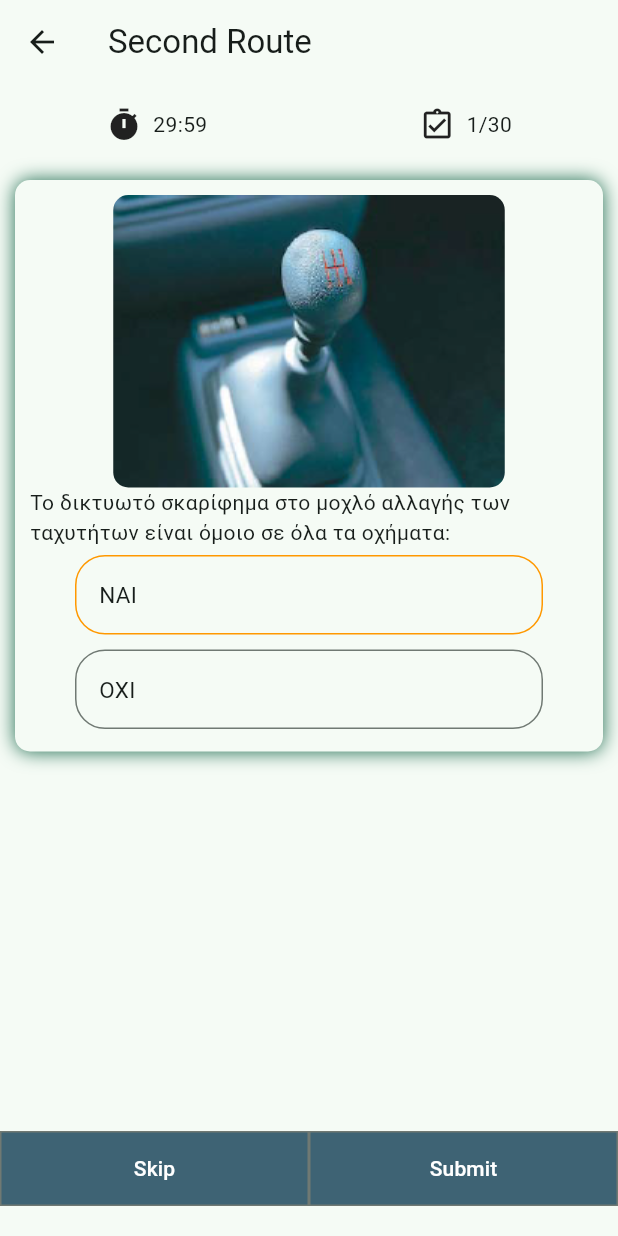
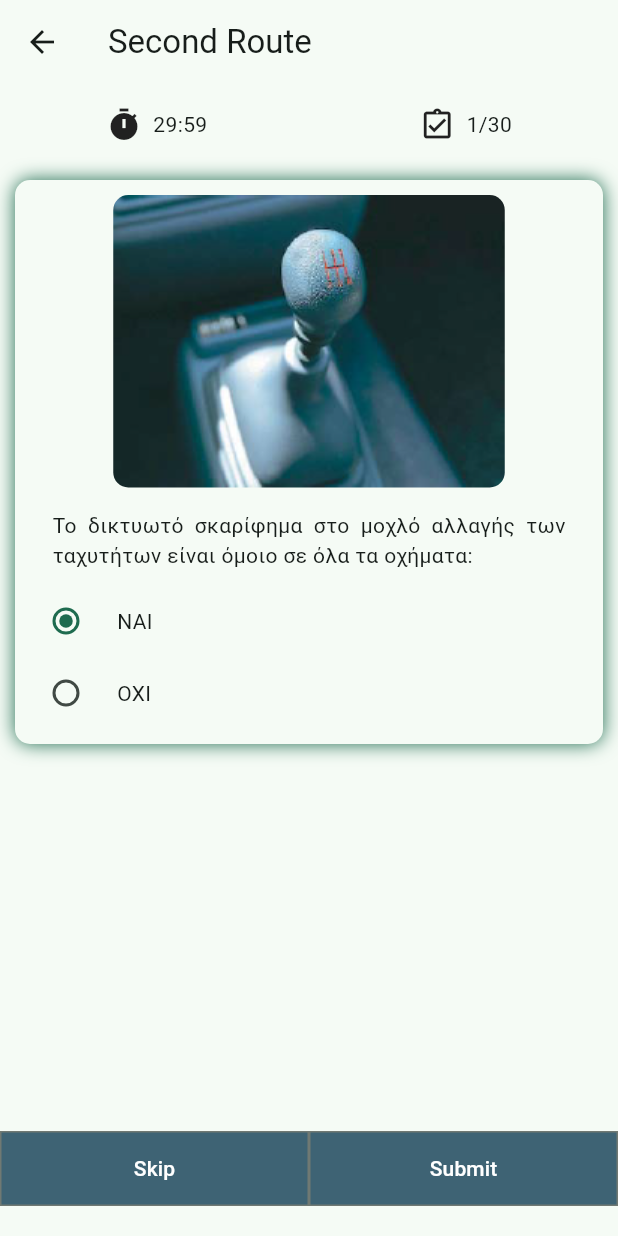
Before and after one commit to McSakis1999/flutter_driving_quiz, a Flutter app: the Quiz screen opened directly, on a phone screen of 412 x 824 dp. Run offline on Flutter 3.47's test engine with Material 2 defaults, Android fonts, the phone set to English and light mode, and no system bars.

Commit message:
Implemented radio buttons - instead of custom inkwells

```diff
--- a/lib/components/answerButton.dart
+++ b/lib/components/--answerButton.dart
@@ -1,6 +1,6 @@
 import 'package:flutter/material.dart';
 
-int value = 0;
+int isSelected = -100;
 
 class AnswerBtn extends StatefulWidget {
   AnswerBtn(this.answerText, this.index);
@@ -17,7 +17,7 @@ class _AnswerBtnState extends State<AnswerBtn> {
     return InkWell(
       onTap: () => {
         setState(() {
-          value = widget.index;
+          isSelected = widget.index;
         })
       },
       child: Container(
@@ -27,7 +27,7 @@ class _AnswerBtnState extends State<AnswerBtn> {
         decoration: BoxDecoration(
           color: Theme.of(context).colorScheme.background,
           border: Border.all(
-            color: value == widget.index
+            color: isSelected == widget.index
                 ? Colors.orange
                 : Theme.of(context).colorScheme.outline,
           ),
--- /dev/null
+++ b/lib/components/questionCard.dart
@@ -0,0 +1,54 @@
+import 'package:flutter/material.dart';
+import 'package:flutter_driving_quiz/components/radioBtns.dart';
+import 'package:flutter_driving_quiz/models/data.dart';
+
+class QuestionCard extends StatefulWidget {
+  QuestionCard(this.question, this.questionIndex);
+  Question question;
+  int questionIndex;
+  @override
+  State<QuestionCard> createState() => _QuestionCardState();
+}
+
+class _QuestionCardState extends State<QuestionCard> {
+  @override
+  Widget build(BuildContext context) {
+    return Container(
+      width: double.infinity,
+      margin: const EdgeInsets.all(10),
+      padding: const EdgeInsets.all(10),
+      decoration: BoxDecoration(
+          borderRadius: const BorderRadius.all(Radius.circular(10)),
+          color: Theme.of(context).colorScheme.background,
+          boxShadow: [
+            BoxShadow(
+                color: Theme.of(context).colorScheme.primary,
+                offset: const Offset(0, 0),
+                blurRadius: 10.0)
+          ]),
+      child: Column(
+        crossAxisAlignment: CrossAxisAlignment.center,
+        children: [
+          ClipRRect(
+            borderRadius: BorderRadius.circular(10),
+            child: Image.asset(
+                'assets/${widget.question.Raw_category}.${widget.question.id}.png'),
+          ),
+          const SizedBox(height: 15),
+          Row(
+            children: [
+              const SizedBox(width: 15),
+              Flexible(
+                  child: Text(widget.question.Q_text,
+                      textAlign: TextAlign.justify)),
+              const SizedBox(width: 15)
+            ],
+          ),
+          const SizedBox(height: 10),
+          RadioBtns(widget.question.Q_answers)
+          //radiobtns
+        ],
+      ),
+    );
+  }
+}
--- /dev/null
+++ b/lib/components/radioBtns.dart
@@ -0,0 +1,39 @@
+import 'package:flutter/material.dart';
+
+String currentAnswer = "1"; // kano to id string giati exei thema
+
+class RadioBtns extends StatefulWidget {
+  RadioBtns(this.answers);
+  List answers;
+  @override
+  State<RadioBtns> createState() => _RadioBtnsState();
+}
+
+class _RadioBtnsState extends State<RadioBtns> {
+  @override
+  Widget build(BuildContext context) {
+    return Column(
+      children: [
+        for (var answer in widget.answers)
+          Row(
+            children: [
+              Radio(
+                value: answer.A_id.toString(),
+                groupValue: currentAnswer,
+                onChanged: (value) {
+                  setState(() {
+                    currentAnswer = value.toString();
+                    print(currentAnswer);
+                  });
+                },
+              ),
+              const SizedBox(
+                width: 10,
+              ),
+              Text(answer.A_text)
+            ],
+          )
+      ],
+    );
+  }
+}
--- a/lib/main.dart
+++ b/lib/main.dart
@@ -1,4 +1,5 @@
 import 'package:flutter/material.dart';
+import 'package:flutter_driving_quiz/components/radioBtns.dart';
 import 'package:flutter_driving_quiz/theme/themeConstants.dart';
 import 'package:flutter_driving_quiz/theme/themeManager.dart';
 import 'screens/quiz_template.dart';
--- a/lib/models/data.dart
+++ b/lib/models/data.dart
@@ -1,4 +1,6 @@
 class Answer {
+  static int _nextId = 0;
+  int id = -1;
   String text = '';
   bool isTrue = false;
 
@@ -7,12 +9,17 @@ class Answer {
     return text;
   }
 
+  int get A_id {
+    return id;
+  }
+
   bool get A_isTrue {
     return isTrue;
   }
 
   //constructor
   Answer(String text, bool isTrue) {
+    this.id = ++_nextId;
     this.text = text;
     this.isTrue = isTrue;
   }
@@ -31,7 +38,11 @@ class Question {
     return text;
   }
 
-  String get Q_category {
+  String? get Q_category {
+    return _categories[category];
+  }
+
+  String get Raw_category {
     return category;
   }
 
@@ -52,7 +63,7 @@ class Question {
   }
 }
 
-final _categories = const {"1": "Όργανα του οχήματος"};
+final _categories = {"-1": "Δεν βρέθηκε κατηγορια", "1": "Όργανα του οχήματος"};
 
 var questions = [
   Question(
--- a/lib/screens/quiz_template.dart
+++ b/lib/screens/quiz_template.dart
@@ -1,6 +1,6 @@
 import 'package:flutter/material.dart';
 import '../models/data.dart';
-import '../components/answerButton.dart';
+import '../components/questionCard.dart';
 import '../components/timer.dart';
 
 class Quiz extends StatefulWidget {
@@ -14,7 +14,7 @@ class _QuizState extends State<Quiz> {
   //Variables
   int _questionIndex = 0;
   final int _totalQuestions = 30;
-  int value = 0; // test gia apantiseis
+  int value = 0;
   int btnIndex = 0;
 
   @override
@@ -42,34 +42,8 @@ class _QuizState extends State<Quiz> {
                 ],
               ) /* time & num of questions */,
               const SizedBox(height: 15),
-              Container(
-                width: double.infinity,
-                margin: const EdgeInsets.all(10),
-                padding: const EdgeInsets.all(10),
-                decoration: BoxDecoration(
-                  borderRadius:
-                      const BorderRadius.all(Radius.circular(10)), //here
-                  color: Theme.of(context).colorScheme.background,
-                  boxShadow: [
-                    BoxShadow(
-                        color: Theme.of(context).colorScheme.primary,
-                        offset: const Offset(0, 0),
-                        blurRadius: 10.0)
-                  ],
-                ),
-                child: Column(
-                  crossAxisAlignment: CrossAxisAlignment.center,
-                  children: [
-                    ClipRRect(
-                      borderRadius: BorderRadius.circular(10),
-                      child: Image.asset('assets/1.1.png'),
-                    ),
-                    Text(questions[_questionIndex].Q_text),
-                    for (var answer in questions[_questionIndex].Q_answers)
-                      AnswerBtn(answer.A_text, btnIndex++)
-                  ],
-                ),
-              )
+              // card
+              QuestionCard(questions[_questionIndex], _questionIndex)
             ],
           ),
           Column(
```
